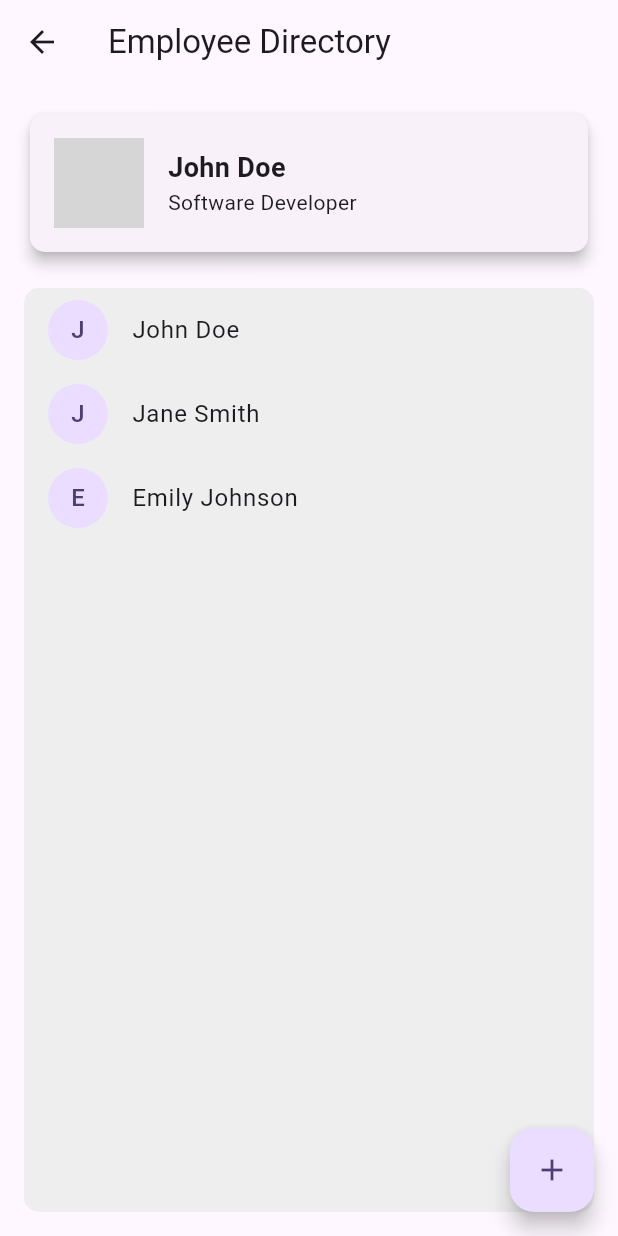
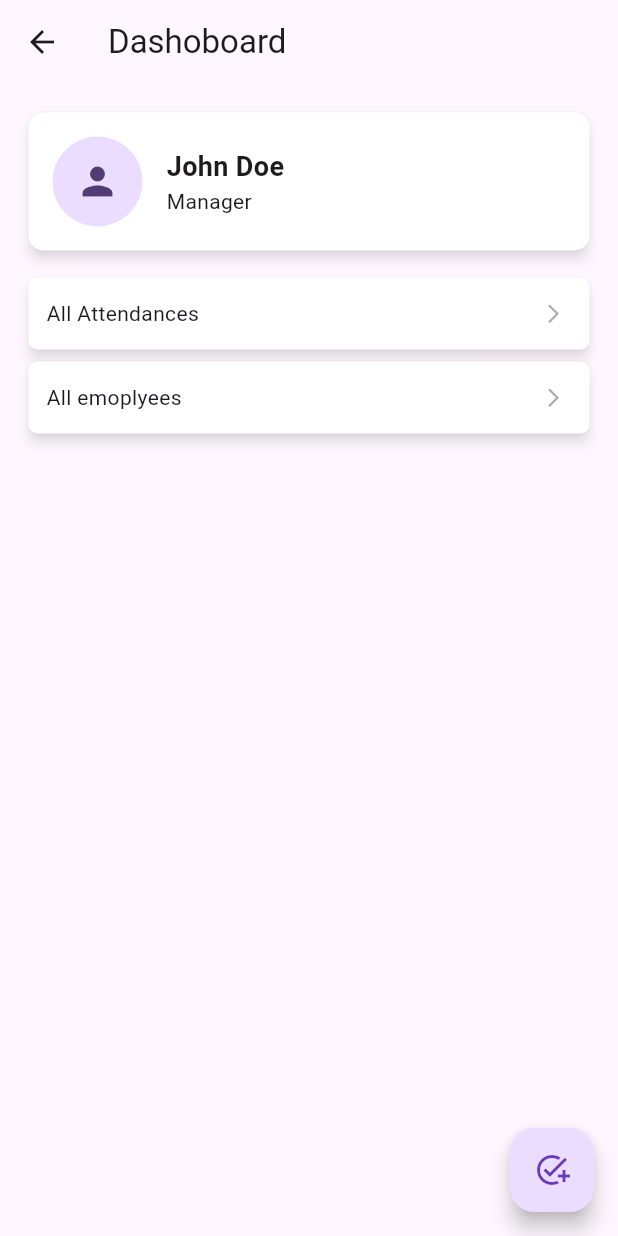
Before and after one commit to mohitpraja/WORKLYTICS--MUMBAIHACKS-2024-, a Flutter app: the AdminView screen opened directly, on a phone screen of 412 x 824 dp. Run offline on Flutter 3.47's test engine with Material 3 defaults, Android fonts, the light colour scheme and no system bars; our stand-ins replace cloud_firestore, connectivity_plus, firebase_core, firebase_storage, geocoding, geolocator and 6 more; missing offline and left inert: flutter_face_api; accounts and stored records are empty; statements that could not run were skipped; grey boxes are pictures that could not be loaded.

Commit message:
admin view updated

```diff
--- a/lib/feature/admin_view.dart
+++ b/lib/feature/admin_view.dart
@@ -1,4 +1,5 @@
 import 'package:flutter/material.dart';
+import 'package:worklytics/core/colors.dart';
 
 class AdminView extends StatefulWidget {
   const AdminView({super.key});
@@ -9,7 +10,7 @@ class AdminView extends StatefulWidget {
 
 class _AdminViewState extends State<AdminView> {
   // List to store employee names (you could add more fields as needed)
-  List<String> employees = ["John Doe", "Jane Smith", "Emily Johnson"];
+  List<String> employees = ["All Attendances", "All emoplyees"];
 
   // Function to add a new employee
   void _addEmployee() {
@@ -22,27 +23,30 @@ class _AdminViewState extends State<AdminView> {
   Widget build(BuildContext context) {
     return Scaffold(
       appBar: AppBar(
-        title: Text("Employee Directory"),
+        title: const Text("Dashoboard"),
       ),
       body: Padding(
-        padding: const EdgeInsets.all(16.0),
+        padding: const EdgeInsets.all(15.0),
         child: Column(
           crossAxisAlignment: CrossAxisAlignment.start,
           children: [
-            // Profile Card
             Card(
-              elevation: 4,
+              elevation: 3.5,
               shape: RoundedRectangleBorder(
                 borderRadius: BorderRadius.circular(10),
               ),
-              child: Padding(
-                padding: const EdgeInsets.all(16.0),
+              color: white,
+              shadowColor: Colors.black54,
+              child: const Padding(
+                padding: EdgeInsets.all(16.0),
                 child: Row(
                   children: [
                     CircleAvatar(
                       radius: 30,
-                      backgroundImage: NetworkImage(
-                          'https://www.example.com/profile_image.png'), // Placeholder image URL
+                      child: Icon(
+                        Icons.person,
+                        size: 30,
+                      ), // Placeholder image URL
                     ),
                     SizedBox(width: 16),
                     Column(
@@ -53,32 +57,43 @@ class _AdminViewState extends State<AdminView> {
                           style: TextStyle(
                               fontSize: 18, fontWeight: FontWeight.bold),
                         ),
-                        Text("Software Developer"),
+                        Text("Manager"),
                       ],
                     ),
                   ],
                 ),
               ),
             ),
-            SizedBox(height: 20),
+            const SizedBox(height: 10),
             // Employee List Container
             Expanded(
-              child: Container(
-                decoration: BoxDecoration(
-                  color: Colors.grey[200],
-                  borderRadius: BorderRadius.circular(10),
-                ),
               child: ListView.builder(
                 itemCount: employees.length,
                 itemBuilder: (context, index) {
-                    return ListTile(
-                      leading: CircleAvatar(
-                        child: Text(employees[index][0]),
+                  return Card(
+                    elevation: 3.5,
+                    shape: RoundedRectangleBorder(
+                      borderRadius: BorderRadius.circular(6),
                     ),
-                      title: Text(employees[index]),
+                    color: white,
+                    shadowColor: Colors.black54,
+                    child: Row(
+                      mainAxisAlignment: MainAxisAlignment.spaceBetween,
+                      children: [
+                        Padding(
+                          padding: const EdgeInsets.all(12),
+                          child: Text(employees[index]),
+                        ),
+                        const IconButton(
+                            onPressed: null,
+                            icon: Icon(
+                              Icons.arrow_forward_ios,
+                              size: 15,
+                            ))
+                      ],
+                    ),
                   );
                 },
-                ),
               ),
             ),
           ],
@@ -87,8 +102,7 @@ class _AdminViewState extends State<AdminView> {
       // Floating Action Button for Adding Employee
       floatingActionButton: FloatingActionButton(
         onPressed: _addEmployee,
-        child: Icon(Icons.add),
-        tooltip: "Add Employee",
+        child: Icon(Icons.add_task,color: primaryColor,),
       ),
     );
   }
--- a/lib/feature/user_view.dart
+++ b/lib/feature/user_view.dart
@@ -11,6 +11,7 @@ import 'package:flutter/material.dart';
 import 'package:geocoding/geocoding.dart';
 import 'package:geolocator/geolocator.dart' as geo;
 import 'package:geolocator/geolocator.dart';
+import 'package:get/get.dart';
 import 'package:image_picker/image_picker.dart';
 import 'package:location/location.dart' as loc;
 import 'package:permission_handler/permission_handler.dart';
@@ -19,6 +20,7 @@ import 'package:worklytics/core/colors.dart';
 import 'package:worklytics/core/fonts.dart';
 import 'package:worklytics/core/globals.dart';
 import 'package:worklytics/core/regula.dart';
+import 'package:worklytics/feature/admin_view.dart';
 
 import 'login.dart';
 
@@ -75,9 +77,12 @@ class _UserViewState extends State<UserView> {
           resizeToAvoidBottomInset: false,
           appBar: AppBar(
             backgroundColor: primaryColor,
-            title: Text(
-              "Worklytics",
-              style: TextStyle(color: white),
+            title: GestureDetector(
+              onTap: () =>  Get.to(()=> const AdminView()),
+              child: Text(
+                "Worklytics",
+                style: TextStyle(color: white),
+              ),
             ),
             actions: <Widget>[
               IconButton(
@@ -331,8 +336,6 @@ class _UserViewState extends State<UserView> {
       getWebLocation();
     } else {
       try {
-        log('get _getAddressFromLatLng');
-
         List<Placemark> placemarks =
             await placemarkFromCoordinates(latitude, longitude);
         Placemark place = placemarks[0];
```
Lines whose indentation alone changed are shown as unchanged.
